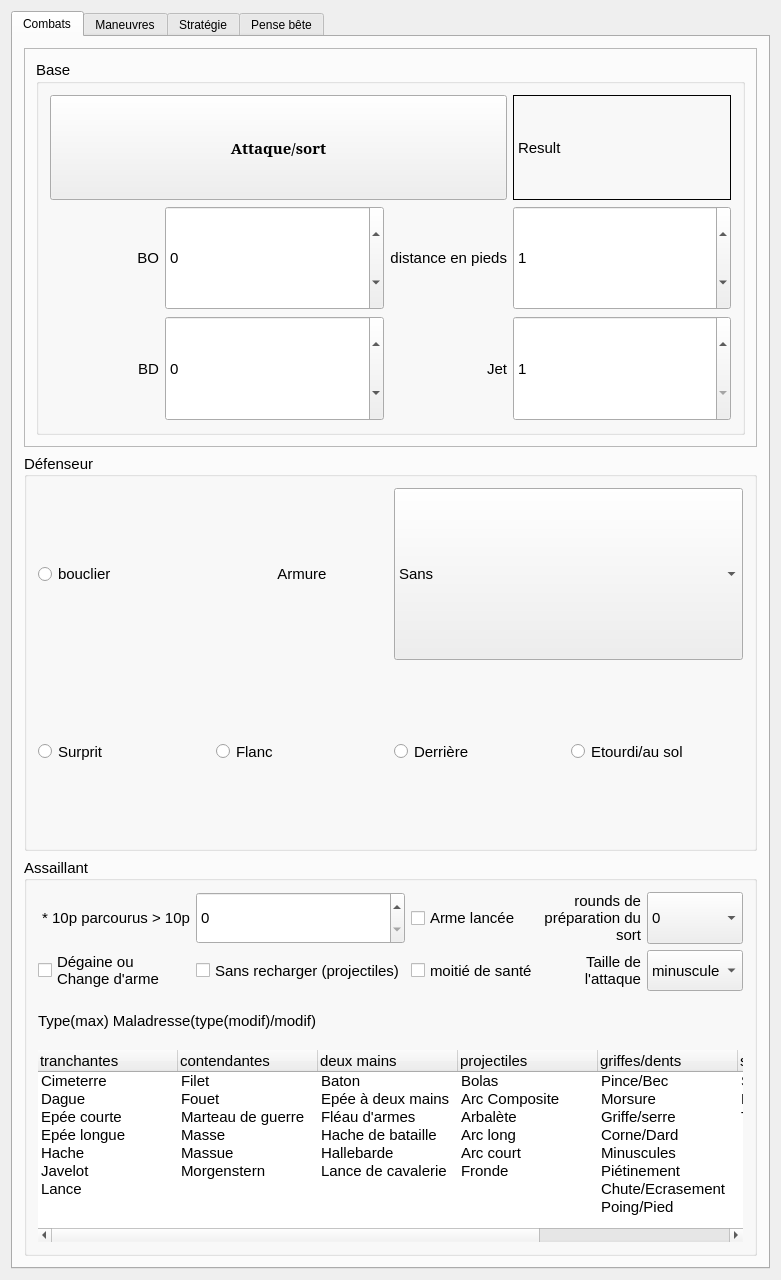
This is mainwindow.ui in e2002e/JRTM-MERP as Qt 5 draws it before an edit. The edited form follows.
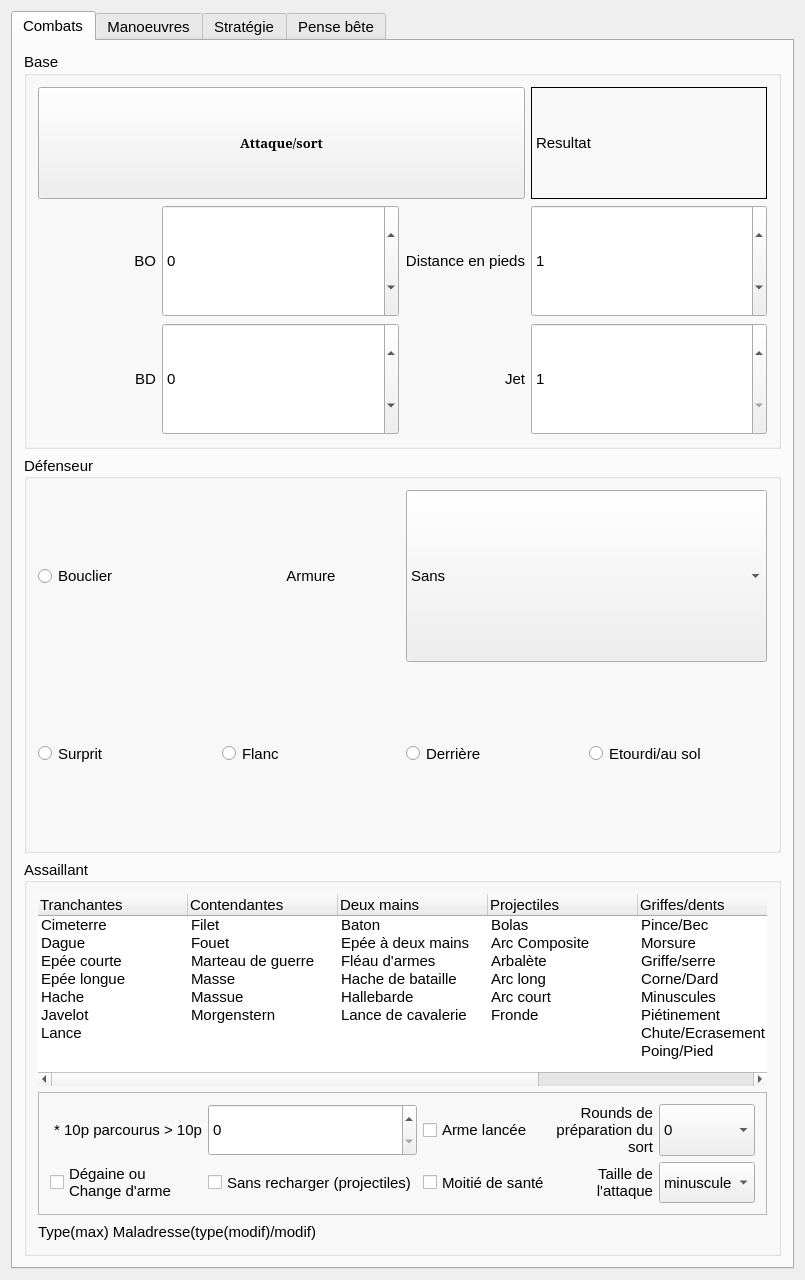
This is the edited form. Icons and pictures are not drawn.

Commit message: fixed layout for < 7 inches screens

Patch:
```diff
--- a/mainwindow.ui
+++ b/mainwindow.ui
@@ -6,7 +6,7 @@
    <rect>
     <x>0</x>
     <y>0</y>
-    <width>720</width>
+    <width>784</width>
     <height>1280</height>
    </rect>
   </property>
@@ -82,6 +82,11 @@
         <height>0</height>
        </size>
       </property>
+      <property name="font">
+       <font>
+        <pointsize>11</pointsize>
+       </font>
+      </property>
       <property name="layoutDirection">
        <enum>Qt::LeftToRight</enum>
       </property>
@@ -100,15 +105,6 @@
        </attribute>
        <layout class="QGridLayout" name="gridLayout_6">
         <item row="0" column="0">
-         <widget class="QFrame" name="frame_2">
-          <property name="frameShape">
-           <enum>QFrame::StyledPanel</enum>
-          </property>
-          <property name="frameShadow">
-           <enum>QFrame::Raised</enum>
-          </property>
-          <layout class="QGridLayout" name="gridLayout_2">
-           <item row="0" column="0">
             <widget class="QGroupBox" name="groupBox_7">
              <property name="font">
               <font>
@@ -153,7 +149,7 @@
                  <number>0</number>
                 </property>
                 <property name="text">
-                 <string>Result</string>
+              <string>Resultat</string>
                 </property>
                 <property name="textFormat">
                  <enum>Qt::PlainText</enum>
@@ -171,7 +167,7 @@
                 <property name="font">
                  <font>
                   <family>Serif</family>
-                  <pointsize>11</pointsize>
+               <pointsize>10</pointsize>
                   <weight>75</weight>
                   <bold>true</bold>
                  </font>
@@ -306,7 +302,7 @@
                  </font>
                 </property>
                 <property name="text">
-                 <string>distance en pieds</string>
+              <string>Distance en pieds</string>
                 </property>
                 <property name="alignment">
                  <set>Qt::AlignRight|Qt::AlignTrailing|Qt::AlignVCenter</set>
@@ -402,9 +398,6 @@
              </layout>
             </widget>
            </item>
-          </layout>
-         </widget>
-        </item>
         <item row="1" column="0">
          <widget class="QGroupBox" name="groupBox">
           <property name="sizePolicy">
@@ -506,7 +499,7 @@
               </font>
              </property>
              <property name="text">
-              <string>bouclier</string>
+              <string>Bouclier</string>
              </property>
              <property name="autoExclusive">
               <bool>false</bool>
@@ -626,7 +619,7 @@
           </layout>
          </widget>
         </item>
-        <item row="2" column="0">
+        <item row="3" column="0">
          <widget class="QGroupBox" name="groupBox_2">
           <property name="sizePolicy">
            <sizepolicy hsizetype="Preferred" vsizetype="Preferred">
@@ -648,306 +641,7 @@
            <set>Qt::AlignLeading|Qt::AlignLeft|Qt::AlignVCenter</set>
           </property>
           <layout class="QGridLayout" name="gridLayout_8">
-           <item row="3" column="0">
-            <widget class="QLabel" name="label_7">
-             <property name="sizePolicy">
-              <sizepolicy hsizetype="Preferred" vsizetype="Preferred">
-               <horstretch>0</horstretch>
-               <verstretch>0</verstretch>
-              </sizepolicy>
-             </property>
-             <property name="font">
-              <font>
-               <pointsize>11</pointsize>
-               <weight>50</weight>
-               <bold>false</bold>
-              </font>
-             </property>
-             <property name="text">
-              <string> * 10p parcourus &gt; 10p</string>
-             </property>
-            </widget>
-           </item>
-           <item row="3" column="2">
-            <widget class="QCheckBox" name="checkBox">
-             <property name="enabled">
-              <bool>true</bool>
-             </property>
-             <property name="sizePolicy">
-              <sizepolicy hsizetype="Preferred" vsizetype="Preferred">
-               <horstretch>0</horstretch>
-               <verstretch>0</verstretch>
-              </sizepolicy>
-             </property>
-             <property name="font">
-              <font>
-               <pointsize>11</pointsize>
-               <weight>50</weight>
-               <bold>false</bold>
-              </font>
-             </property>
-             <property name="layoutDirection">
-              <enum>Qt::LeftToRight</enum>
-             </property>
-             <property name="text">
-              <string>Arme lancée</string>
-             </property>
-             <property name="checkable">
-              <bool>true</bool>
-             </property>
-            </widget>
-           </item>
-           <item row="4" column="1">
-            <widget class="QCheckBox" name="checkBox_2">
-             <property name="enabled">
-              <bool>true</bool>
-             </property>
-             <property name="sizePolicy">
-              <sizepolicy hsizetype="Preferred" vsizetype="Preferred">
-               <horstretch>0</horstretch>
-               <verstretch>0</verstretch>
-              </sizepolicy>
-             </property>
-             <property name="font">
-              <font>
-               <pointsize>11</pointsize>
-               <weight>50</weight>
-               <bold>false</bold>
-              </font>
-             </property>
-             <property name="layoutDirection">
-              <enum>Qt::LeftToRight</enum>
-             </property>
-             <property name="text">
-              <string>Sans recharger (projectiles)</string>
-             </property>
-            </widget>
-           </item>
-           <item row="4" column="0">
-            <widget class="QCheckBox" name="checkBox_9">
-             <property name="sizePolicy">
-              <sizepolicy hsizetype="Preferred" vsizetype="Preferred">
-               <horstretch>0</horstretch>
-               <verstretch>0</verstretch>
-              </sizepolicy>
-             </property>
-             <property name="font">
-              <font>
-               <pointsize>11</pointsize>
-               <weight>50</weight>
-               <bold>false</bold>
-              </font>
-             </property>
-             <property name="text">
-              <string>Dégaine ou
-Change d'arme</string>
-             </property>
-             <property name="autoExclusive">
-              <bool>false</bool>
-             </property>
-            </widget>
-           </item>
-           <item row="3" column="1">
-            <widget class="QSpinBox" name="spinBox_5">
-             <property name="sizePolicy">
-              <sizepolicy hsizetype="Preferred" vsizetype="Preferred">
-               <horstretch>0</horstretch>
-               <verstretch>0</verstretch>
-              </sizepolicy>
-             </property>
-             <property name="layoutDirection">
-              <enum>Qt::LeftToRight</enum>
-             </property>
-             <property name="autoFillBackground">
-              <bool>false</bool>
-             </property>
-            </widget>
-           </item>
-           <item row="4" column="2">
-            <widget class="QCheckBox" name="checkBox_10">
-             <property name="sizePolicy">
-              <sizepolicy hsizetype="Preferred" vsizetype="Preferred">
-               <horstretch>0</horstretch>
-               <verstretch>0</verstretch>
-              </sizepolicy>
-             </property>
-             <property name="font">
-              <font>
-               <pointsize>11</pointsize>
-               <weight>50</weight>
-               <bold>false</bold>
-              </font>
-             </property>
-             <property name="text">
-              <string>moitié de santé</string>
-             </property>
-             <property name="autoExclusive">
-              <bool>false</bool>
-             </property>
-            </widget>
-           </item>
-           <item row="3" column="3">
-            <widget class="QLabel" name="label_34">
-             <property name="font">
-              <font>
-               <pointsize>11</pointsize>
-               <weight>50</weight>
-               <italic>false</italic>
-               <bold>false</bold>
-               <underline>false</underline>
-              </font>
-             </property>
-             <property name="layoutDirection">
-              <enum>Qt::LeftToRight</enum>
-             </property>
-             <property name="text">
-              <string>rounds de
-préparation du
-sort</string>
-             </property>
-             <property name="alignment">
-              <set>Qt::AlignRight|Qt::AlignTrailing|Qt::AlignVCenter</set>
-             </property>
-            </widget>
-           </item>
-           <item row="3" column="4">
-            <widget class="QComboBox" name="comboBox_8">
-             <property name="enabled">
-              <bool>true</bool>
-             </property>
-             <property name="sizePolicy">
-              <sizepolicy hsizetype="Preferred" vsizetype="Preferred">
-               <horstretch>0</horstretch>
-               <verstretch>0</verstretch>
-              </sizepolicy>
-             </property>
-             <property name="sizeAdjustPolicy">
-              <enum>QComboBox::AdjustToContents</enum>
-             </property>
-             <item>
-              <property name="text">
-               <string>0</string>
-              </property>
-             </item>
-             <item>
-              <property name="text">
-               <string>1</string>
-              </property>
-             </item>
-             <item>
-              <property name="text">
-               <string>2</string>
-              </property>
-             </item>
-             <item>
-              <property name="text">
-               <string>3</string>
-              </property>
-             </item>
-             <item>
-              <property name="text">
-               <string>4</string>
-              </property>
-             </item>
-            </widget>
-           </item>
-           <item row="4" column="3">
-            <widget class="QLabel" name="label_9">
-             <property name="sizePolicy">
-              <sizepolicy hsizetype="Preferred" vsizetype="Preferred">
-               <horstretch>0</horstretch>
-               <verstretch>0</verstretch>
-              </sizepolicy>
-             </property>
-             <property name="font">
-              <font>
-               <pointsize>11</pointsize>
-               <weight>50</weight>
-               <italic>false</italic>
-               <bold>false</bold>
-               <underline>false</underline>
-              </font>
-             </property>
-             <property name="text">
-              <string>Taille de
-l'attaque</string>
-             </property>
-             <property name="alignment">
-              <set>Qt::AlignRight|Qt::AlignTrailing|Qt::AlignVCenter</set>
-             </property>
-            </widget>
-           </item>
-           <item row="4" column="4">
-            <widget class="QComboBox" name="comboBox_5">
-             <property name="enabled">
-              <bool>true</bool>
-             </property>
-             <property name="sizePolicy">
-              <sizepolicy hsizetype="Preferred" vsizetype="Preferred">
-               <horstretch>0</horstretch>
-               <verstretch>0</verstretch>
-              </sizepolicy>
-             </property>
-             <property name="layoutDirection">
-              <enum>Qt::LeftToRight</enum>
-             </property>
-             <property name="sizeAdjustPolicy">
-              <enum>QComboBox::AdjustToContents</enum>
-             </property>
-             <item>
-              <property name="text">
-               <string>minuscule</string>
-              </property>
-             </item>
-             <item>
-              <property name="text">
-               <string>petite</string>
-              </property>
-             </item>
-             <item>
-              <property name="text">
-               <string>moyenne</string>
-              </property>
-             </item>
-             <item>
-              <property name="text">
-               <string>grande</string>
-              </property>
-             </item>
-             <item>
-              <property name="text">
-               <string>énormes</string>
-              </property>
-             </item>
-            </widget>
-           </item>
-           <item row="9" column="0" rowspan="3" colspan="5">
-            <widget class="QLabel" name="label_6">
-             <property name="sizePolicy">
-              <sizepolicy hsizetype="Preferred" vsizetype="Preferred">
-               <horstretch>0</horstretch>
-               <verstretch>0</verstretch>
-              </sizepolicy>
-             </property>
-             <property name="font">
-              <font>
-               <pointsize>11</pointsize>
-               <weight>50</weight>
-               <bold>false</bold>
-              </font>
-             </property>
-             <property name="frameShape">
-              <enum>QFrame::NoFrame</enum>
-             </property>
-             <property name="frameShadow">
-              <enum>QFrame::Raised</enum>
-             </property>
-             <property name="text">
-              <string>Type(max) Maladresse(type(modif)/modif)</string>
-             </property>
-            </widget>
-           </item>
-           <item row="12" column="0" colspan="5">
+           <item row="4" column="0" colspan="5">
             <widget class="QTreeWidget" name="treeWidget">
              <property name="sizePolicy">
               <sizepolicy hsizetype="Preferred" vsizetype="Preferred">
@@ -1032,7 +726,7 @@
               <bool>false</bool>
              </property>
              <property name="wordWrap">
-              <bool>true</bool>
+              <bool>false</bool>
              </property>
              <property name="headerHidden">
               <bool>false</bool>
@@ -1047,10 +741,10 @@
               <bool>true</bool>
              </attribute>
              <attribute name="headerMinimumSectionSize">
-              <number>50</number>
+              <number>150</number>
              </attribute>
              <attribute name="headerDefaultSectionSize">
-              <number>140</number>
+              <number>150</number>
              </attribute>
              <attribute name="headerHighlightSections">
               <bool>false</bool>
@@ -1060,32 +754,32 @@
              </attribute>
              <column>
               <property name="text">
-               <string>tranchantes</string>
+               <string>Tranchantes</string>
               </property>
              </column>
              <column>
               <property name="text">
-               <string>contendantes</string>
+               <string>Contendantes</string>
               </property>
              </column>
              <column>
               <property name="text">
-               <string>deux mains</string>
+               <string>Deux mains</string>
               </property>
              </column>
              <column>
               <property name="text">
-               <string>projectiles</string>
+               <string>Projectiles</string>
               </property>
              </column>
              <column>
               <property name="text">
-               <string>griffes/dents</string>
+               <string>Griffes/dents</string>
               </property>
              </column>
              <column>
               <property name="text">
-               <string>saisie/déséquilibre</string>
+               <string>Saisie/déséquilibre</string>
               </property>
              </column>
              <column>
@@ -1113,7 +807,7 @@
                <string>Saisir/Avaller</string>
               </property>
               <property name="text">
-               <string>base</string>
+               <string>Base</string>
               </property>
              </item>
              <item>
@@ -1136,7 +830,7 @@
                <string>Bélier/Tête</string>
               </property>
               <property name="text">
-               <string>boules</string>
+               <string>Boules</string>
               </property>
              </item>
              <item>
@@ -1159,7 +853,7 @@
                <string>Tacle/Plaquage</string>
               </property>
               <property name="text">
-               <string>éclairs choquants</string>
+               <string>Eclairs choquants</string>
               </property>
              </item>
              <item>
@@ -1182,7 +876,7 @@
                <string/>
               </property>
               <property name="text">
-               <string>éclairs d'eau</string>
+               <string>Eclairs d'eau</string>
               </property>
              </item>
              <item>
@@ -1205,7 +899,7 @@
                <string/>
               </property>
               <property name="text">
-               <string>éclairs de glace</string>
+               <string>Eclairs de glace</string>
               </property>
              </item>
              <item>
@@ -1228,7 +922,7 @@
                <string/>
               </property>
               <property name="text">
-               <string>éclairs de feu &amp; foudroyants</string>
+               <string>Eclairs de feu &amp; foudroyants</string>
               </property>
              </item>
              <item>
@@ -1279,6 +973,317 @@
              </item>
             </widget>
            </item>
+           <item row="12" column="0" rowspan="3" colspan="5">
+            <widget class="QLabel" name="label_6">
+             <property name="sizePolicy">
+              <sizepolicy hsizetype="Preferred" vsizetype="Preferred">
+               <horstretch>0</horstretch>
+               <verstretch>0</verstretch>
+              </sizepolicy>
+             </property>
+             <property name="font">
+              <font>
+               <pointsize>11</pointsize>
+               <weight>50</weight>
+               <bold>false</bold>
+              </font>
+             </property>
+             <property name="frameShape">
+              <enum>QFrame::NoFrame</enum>
+             </property>
+             <property name="frameShadow">
+              <enum>QFrame::Raised</enum>
+             </property>
+             <property name="text">
+              <string>Type(max) Maladresse(type(modif)/modif)</string>
+             </property>
+            </widget>
+           </item>
+           <item row="5" column="0" colspan="5">
+            <widget class="QFrame" name="frame">
+             <property name="frameShape">
+              <enum>QFrame::StyledPanel</enum>
+             </property>
+             <property name="frameShadow">
+              <enum>QFrame::Raised</enum>
+             </property>
+             <layout class="QGridLayout" name="gridLayout_2">
+              <item row="0" column="4">
+               <widget class="QComboBox" name="comboBox_8">
+                <property name="enabled">
+                 <bool>true</bool>
+                </property>
+                <property name="sizePolicy">
+                 <sizepolicy hsizetype="Preferred" vsizetype="Preferred">
+                  <horstretch>0</horstretch>
+                  <verstretch>0</verstretch>
+                 </sizepolicy>
+                </property>
+                <property name="sizeAdjustPolicy">
+                 <enum>QComboBox::AdjustToContents</enum>
+                </property>
+                <item>
+                 <property name="text">
+                  <string>0</string>
+                 </property>
+                </item>
+                <item>
+                 <property name="text">
+                  <string>1</string>
+                 </property>
+                </item>
+                <item>
+                 <property name="text">
+                  <string>2</string>
+                 </property>
+                </item>
+                <item>
+                 <property name="text">
+                  <string>3</string>
+                 </property>
+                </item>
+                <item>
+                 <property name="text">
+                  <string>4</string>
+                 </property>
+                </item>
+               </widget>
+              </item>
+              <item row="0" column="3">
+               <widget class="QLabel" name="label_34">
+                <property name="font">
+                 <font>
+                  <pointsize>11</pointsize>
+                  <weight>50</weight>
+                  <italic>false</italic>
+                  <bold>false</bold>
+                  <underline>false</underline>
+                 </font>
+                </property>
+                <property name="layoutDirection">
+                 <enum>Qt::LeftToRight</enum>
+                </property>
+                <property name="text">
+                 <string>Rounds de
+préparation du
+sort</string>
+                </property>
+                <property name="alignment">
+                 <set>Qt::AlignRight|Qt::AlignTrailing|Qt::AlignVCenter</set>
+                </property>
+               </widget>
+              </item>
+              <item row="0" column="2">
+               <widget class="QCheckBox" name="checkBox">
+                <property name="enabled">
+                 <bool>true</bool>
+                </property>
+                <property name="sizePolicy">
+                 <sizepolicy hsizetype="Preferred" vsizetype="Preferred">
+                  <horstretch>0</horstretch>
+                  <verstretch>0</verstretch>
+                 </sizepolicy>
+                </property>
+                <property name="font">
+                 <font>
+                  <pointsize>11</pointsize>
+                  <weight>50</weight>
+                  <bold>false</bold>
+                 </font>
+                </property>
+                <property name="layoutDirection">
+                 <enum>Qt::LeftToRight</enum>
+                </property>
+                <property name="text">
+                 <string>Arme lancée</string>
+                </property>
+                <property name="checkable">
+                 <bool>true</bool>
+                </property>
+               </widget>
+              </item>
+              <item row="0" column="0">
+               <widget class="QLabel" name="label_7">
+                <property name="sizePolicy">
+                 <sizepolicy hsizetype="Preferred" vsizetype="Preferred">
+                  <horstretch>0</horstretch>
+                  <verstretch>0</verstretch>
+                 </sizepolicy>
+                </property>
+                <property name="font">
+                 <font>
+                  <pointsize>11</pointsize>
+                  <weight>50</weight>
+                  <bold>false</bold>
+                 </font>
+                </property>
+                <property name="text">
+                 <string> * 10p parcourus &gt; 10p</string>
+                </property>
+               </widget>
+              </item>
+              <item row="0" column="1">
+               <widget class="QSpinBox" name="spinBox_5">
+                <property name="sizePolicy">
+                 <sizepolicy hsizetype="Preferred" vsizetype="Preferred">
+                  <horstretch>0</horstretch>
+                  <verstretch>0</verstretch>
+                 </sizepolicy>
+                </property>
+                <property name="layoutDirection">
+                 <enum>Qt::LeftToRight</enum>
+                </property>
+                <property name="autoFillBackground">
+                 <bool>false</bool>
+                </property>
+               </widget>
+              </item>
+              <item row="1" column="4">
+               <widget class="QComboBox" name="comboBox_5">
+                <property name="enabled">
+                 <bool>true</bool>
+                </property>
+                <property name="sizePolicy">
+                 <sizepolicy hsizetype="Preferred" vsizetype="Preferred">
+                  <horstretch>0</horstretch>
+                  <verstretch>0</verstretch>
+                 </sizepolicy>
+                </property>
+                <property name="layoutDirection">
+                 <enum>Qt::LeftToRight</enum>
+                </property>
+                <property name="sizeAdjustPolicy">
+                 <enum>QComboBox::AdjustToContents</enum>
+                </property>
+                <item>
+                 <property name="text">
+                  <string>minuscule</string>
+                 </property>
+                </item>
+                <item>
+                 <property name="text">
+                  <string>petite</string>
+                 </property>
+                </item>
+                <item>
+                 <property name="text">
+                  <string>moyenne</string>
+                 </property>
+                </item>
+                <item>
+                 <property name="text">
+                  <string>grande</string>
+                 </property>
+                </item>
+                <item>
+                 <property name="text">
+                  <string>énormes</string>
+                 </property>
+                </item>
+               </widget>
+              </item>
+              <item row="1" column="3">
+               <widget class="QLabel" name="label_9">
+                <property name="sizePolicy">
+                 <sizepolicy hsizetype="Preferred" vsizetype="Preferred">
+                  <horstretch>0</horstretch>
+                  <verstretch>0</verstretch>
+                 </sizepolicy>
+                </property>
+                <property name="font">
+                 <font>
+                  <pointsize>11</pointsize>
+                  <weight>50</weight>
+                  <italic>false</italic>
+                  <bold>false</bold>
+                  <underline>false</underline>
+                 </font>
+                </property>
+                <property name="text">
+                 <string>Taille de
+l'attaque</string>
+                </property>
+                <property name="alignment">
+                 <set>Qt::AlignRight|Qt::AlignTrailing|Qt::AlignVCenter</set>
+                </property>
+               </widget>
+              </item>
+              <item row="1" column="2">
+               <widget class="QCheckBox" name="checkBox_10">
+                <property name="sizePolicy">
+                 <sizepolicy hsizetype="Preferred" vsizetype="Preferred">
+                  <horstretch>0</horstretch>
+                  <verstretch>0</verstretch>
+                 </sizepolicy>
+                </property>
+                <property name="font">
+                 <font>
+                  <pointsize>11</pointsize>
+                  <weight>50</weight>
+                  <bold>false</bold>
+                 </font>
+                </property>
+                <property name="text">
+                 <string>Moitié de santé</string>
+                </property>
+                <property name="autoExclusive">
+                 <bool>false</bool>
+                </property>
+               </widget>
+              </item>
+              <item row="1" column="1">
+               <widget class="QCheckBox" name="checkBox_2">
+                <property name="enabled">
+                 <bool>true</bool>
+                </property>
+                <property name="sizePolicy">
+                 <sizepolicy hsizetype="Preferred" vsizetype="Preferred">
+                  <horstretch>0</horstretch>
+                  <verstretch>0</verstretch>
+                 </sizepolicy>
+                </property>
+                <property name="font">
+                 <font>
+                  <pointsize>11</pointsize>
+                  <weight>50</weight>
+                  <bold>false</bold>
+                 </font>
+                </property>
+                <property name="layoutDirection">
+                 <enum>Qt::LeftToRight</enum>
+                </property>
+                <property name="text">
+                 <string>Sans recharger (projectiles)</string>
+                </property>
+               </widget>
+              </item>
+              <item row="1" column="0">
+               <widget class="QCheckBox" name="checkBox_9">
+                <property name="sizePolicy">
+                 <sizepolicy hsizetype="Preferred" vsizetype="Preferred">
+                  <horstretch>0</horstretch>
+                  <verstretch>0</verstretch>
+                 </sizepolicy>
+                </property>
+                <property name="font">
+                 <font>
+                  <pointsize>11</pointsize>
+                  <weight>50</weight>
+                  <bold>false</bold>
+                 </font>
+                </property>
+                <property name="text">
+                 <string>Dégaine ou
+Change d'arme</string>
+                </property>
+                <property name="autoExclusive">
+                 <bool>false</bool>
+                </property>
+               </widget>
+              </item>
+             </layout>
+            </widget>
+           </item>
           </layout>
          </widget>
         </item>
@@ -1286,7 +1291,7 @@
       </widget>
       <widget class="QWidget" name="tab_2">
        <attribute name="title">
-        <string>Maneuvres</string>
+        <string>Manoeuvres</string>
        </attribute>
        <layout class="QGridLayout" name="gridLayout_3">
         <item row="0" column="0">
```
Left out of the diff: 130 changed lines with no effect on the pictures. Lines whose indentation alone changed are shown as unchanged. The commit also changes 5 other files.
